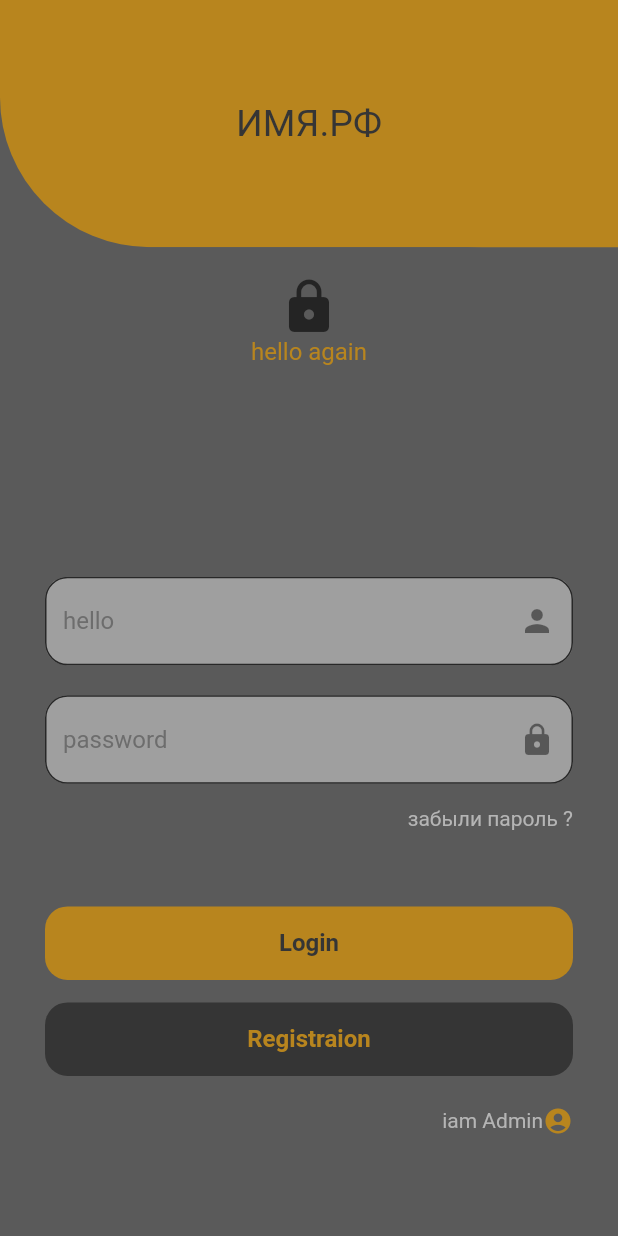
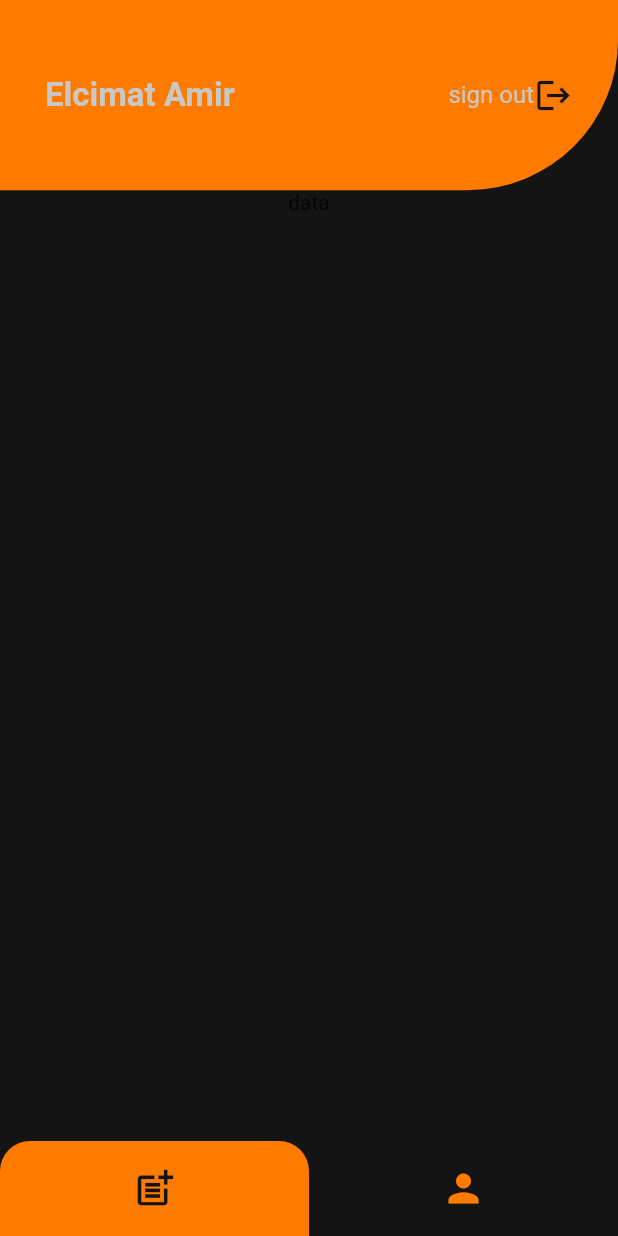
Before and after one commit to ElsimatAmir/trudyagi, a Flutter app: the screen it shows after launch, after a tap on "Login", on a phone screen of 412 x 824 dp. Run offline on Flutter 3.47's test engine with Material 2 defaults, Android fonts, the light colour scheme and no system bars; our stand-ins replace auto_route, easy_localization, get.

Commit message:
updated UI and refactoring colors by constants

```diff
--- /dev/null
+++ b/lib/constants.dart
@@ -0,0 +1,9 @@
+//a file with constants that the app is useing
+
+import 'package:flutter/material.dart';
+
+const Color mainDarkColor = Color.fromARGB(255, 20, 20, 20);
+
+const Color mainOrangeColor = Color.fromARGB(255, 255, 123, 0);
+
+const Color mainTextColor = Color.fromARGB(255, 200, 200, 200);
--- a/lib/screens/authScreens/login.dart
+++ b/lib/screens/authScreens/login.dart
@@ -1,8 +1,7 @@
 import 'package:auto_route/auto_route.dart';
 import "package:flutter/material.dart";
 import 'package:trudyagi/components/authTextField.dart';
-
-import '../userScreens/userMainScreen.dart';
+import 'package:trudyagi/constants.dart';
 
 class Login extends StatelessWidget {
   const Login({super.key});
@@ -10,7 +9,7 @@ class Login extends StatelessWidget {
   @override
   Widget build(BuildContext context) {
     return const Scaffold(
-      backgroundColor: Color.fromARGB(255, 90, 90, 90),
+      backgroundColor: mainDarkColor,
       body: _LoginHome(),
     );
   }
@@ -32,7 +31,7 @@ class _LoginHome extends StatelessWidget {
             flex: 2,
             child: Container(
               decoration: const BoxDecoration(
-                color: Color.fromARGB(255, 184, 133, 30),
+                color: mainOrangeColor,
                 borderRadius:
                     BorderRadius.only(bottomLeft: Radius.circular(100.0)),
               ),
@@ -40,7 +39,7 @@ class _LoginHome extends StatelessWidget {
               child: const Text(
                 "ИМЯ.РФ",
                 style: TextStyle(
-                  color: Color.fromARGB(255, 53, 53, 53),
+                  color: mainTextColor,
                   fontSize: 25,
                 ),
               ),
@@ -50,7 +49,7 @@ class _LoginHome extends StatelessWidget {
             flex: 8,
             child: Container(
               decoration: const BoxDecoration(
-                  color: Color.fromARGB(255, 90, 90, 90),
+                  color: mainDarkColor,
                   borderRadius:
                       BorderRadius.only(topRight: Radius.circular(100.0))),
               child: Column(
@@ -63,13 +62,11 @@ class _LoginHome extends StatelessWidget {
                     child: Column(
                       children: const [
                         Padding(
-                          padding: EdgeInsets.only(
-                            top: 20.0,
-                          ),
+                          padding: EdgeInsets.only(top: 20.0, bottom: 10.0),
                           child: Icon(
                             Icons.lock,
                             size: 40,
-                            color: Color.fromARGB(255, 36, 36, 36),
+                            color: mainTextColor,
                           ),
                         ),
                         Padding(
@@ -78,7 +75,7 @@ class _LoginHome extends StatelessWidget {
                             "hello again",
                             textAlign: TextAlign.center,
                             style: TextStyle(
-                              color: Color.fromARGB(255, 184, 133, 30),
+                              color: mainOrangeColor,
                               fontSize: 16,
                             ),
                           ),
@@ -97,8 +94,8 @@ class _LoginHome extends StatelessWidget {
                           hintTextValue: "hello",
                           obscurveText: false,
                           iconName: Icon(Icons.person),
-                          borderColor: Color.fromARGB(255, 40, 40, 40),
-                          focusBorderColor: Color.fromARGB(255, 184, 133, 30),
+                          borderColor: mainDarkColor,
+                          focusBorderColor: mainOrangeColor,
                         ),
                         const SizedBox(
                           height: 20.0,
@@ -107,8 +104,8 @@ class _LoginHome extends StatelessWidget {
                           hintTextValue: "password",
                           obscurveText: true,
                           iconName: Icon(Icons.lock),
-                          borderColor: Color.fromARGB(255, 40, 40, 40),
-                          focusBorderColor: Color.fromARGB(255, 184, 133, 30),
+                          borderColor: mainDarkColor,
+                          focusBorderColor: mainOrangeColor,
                         ),
                         Row(
                           mainAxisAlignment: MainAxisAlignment.end,
@@ -116,9 +113,9 @@ class _LoginHome extends StatelessWidget {
                             Padding(
                               padding: EdgeInsets.only(right: 30.0, top: 15.0),
                               child: Text(
-                                "забыли пароль ?",
+                                "Forget password?",
                                 style: TextStyle(
-                                  color: Color.fromARGB(255, 181, 181, 181),
+                                  color: mainTextColor,
                                   fontSize: 14,
                                 ),
                               ),
@@ -139,14 +136,14 @@ class _LoginHome extends StatelessWidget {
                             padding: const EdgeInsets.symmetric(horizontal: 30),
                             child: GestureDetector(
                               onTap: () => {
-                                context.router.pushNamed("/UserMainScreen"),
+                                context.router.pushNamed("/userMainScreen"),
                               },
                               child: Container(
                                 alignment: Alignment.center,
                                 decoration: const BoxDecoration(
                                   borderRadius:
                                       BorderRadius.all(Radius.circular(15.0)),
-                                  color: Color.fromARGB(255, 184, 133, 30),
+                                  color: mainOrangeColor,
                                 ),
                                 child: const Padding(
                                   padding: EdgeInsets.all(15.0),
@@ -155,7 +152,7 @@ class _LoginHome extends StatelessWidget {
                                     style: TextStyle(
                                       fontSize: 16,
                                       fontWeight: FontWeight.bold,
-                                      color: Color.fromARGB(255, 53, 53, 53),
+                                      color: mainDarkColor,
                                     ),
                                   ),
                                 ),
@@ -174,7 +171,7 @@ class _LoginHome extends StatelessWidget {
                                 decoration: const BoxDecoration(
                                   borderRadius:
                                       BorderRadius.all(Radius.circular(15.0)),
-                                  color: Color.fromARGB(255, 53, 53, 53),
+                                  color: mainDarkColor,
                                 ),
                                 child: const Padding(
                                   padding: EdgeInsets.all(15.0),
@@ -183,7 +180,7 @@ class _LoginHome extends StatelessWidget {
                                     style: TextStyle(
                                       fontSize: 16,
                                       fontWeight: FontWeight.bold,
-                                      color: Color.fromARGB(255, 184, 133, 30),
+                                      color: mainOrangeColor,
                                     ),
                                   ),
                                 ),
@@ -202,13 +199,12 @@ class _LoginHome extends StatelessWidget {
                                   Text("iam Admin",
                                       style: TextStyle(
                                         fontSize: 14.0,
-                                        color:
-                                            Color.fromARGB(255, 181, 181, 181),
+                                        color: mainTextColor,
                                       )),
                                   Icon(
                                     Icons.account_circle_rounded,
                                     size: 20.0,
-                                    color: Color.fromARGB(255, 184, 133, 30),
+                                    color: mainOrangeColor,
                                   ),
                                 ],
                               ),
--- a/lib/screens/authScreens/signin.dart
+++ b/lib/screens/authScreens/signin.dart
@@ -1,7 +1,8 @@
-
 import 'package:auto_route/auto_route.dart';
 import 'package:flutter/material.dart';
 import 'package:trudyagi/components/authTextField.dart';
+
+import '../../constants.dart';
 
 class Signin extends StatelessWidget {
   const Signin({super.key});
@@ -9,7 +10,7 @@ class Signin extends StatelessWidget {
   @override
   Widget build(BuildContext context) {
     return const Scaffold(
-      backgroundColor:Color.fromARGB(255, 184, 133, 30),
+      backgroundColor: mainOrangeColor,
       body: _SigninHome(),
     );
   }
@@ -30,86 +31,88 @@ class _SigninHome extends StatelessWidget {
             child: Container(
               alignment: Alignment.center,
               decoration: const BoxDecoration(
-              color: Color.fromARGB(255, 90, 90, 90),
-              borderRadius: BorderRadius.only(bottomLeft: Radius.circular(100.0),bottomRight: Radius.circular(100.0)),
+                color: mainDarkColor,
+                borderRadius: BorderRadius.only(
+                    bottomLeft: Radius.circular(100.0),
+                    bottomRight: Radius.circular(100.0)),
               ),
-            child:const Text('Registraion',
+              child: const Text(
+                'Registraion',
                 style: TextStyle(
                   fontSize: 24.0,
                   fontWeight: FontWeight.bold,
-                color: Color.fromARGB(255, 181, 181, 181),
-              ),),
-          )
+                  color: mainTextColor,
                 ),
-
+              ),
+            )),
         Expanded(
             flex: 9,
             child: Container(
               decoration: const BoxDecoration(
-              color: Color.fromARGB(255, 184, 133, 30),
-
+                color: mainOrangeColor,
               ),
               child: Column(
                 mainAxisAlignment: MainAxisAlignment.start,
                 crossAxisAlignment: CrossAxisAlignment.stretch,
                 children: [
                   Expanded(
-                  flex:2,
+                      flex: 2,
                       child: Column(
                         mainAxisAlignment: MainAxisAlignment.spaceEvenly,
-                    children:const  [
+                        children: const [
                           Icon(
                             Icons.app_registration,
                             size: 35.0,
-                        color:Color.fromARGB(255, 71, 71, 71),
+                            color: mainTextColor,
                           ),
                           Text(
                             "Fast and simple registraion",
                             style: TextStyle(
                               fontSize: 16.0,
-                          color: Color.fromARGB(255, 90, 90, 90),
+                              color: mainDarkColor,
                             ),
                           ),
-                    ],)),
+                        ],
+                      )),
 
                   //TextFields for inputs
                   Expanded(
                       flex: 4,
                       child: Column(
                         mainAxisAlignment: MainAxisAlignment.spaceEvenly,
-                    children: const  [
+                        children: const [
                           AuthTextField(
                             hintTextValue: 'Name',
                             iconName: Icon(Icons.person),
                             obscurveText: false,
-                        borderColor:Color.fromARGB(255, 161, 107, 0),
-                        focusBorderColor: Color.fromARGB(255, 40, 40, 40),
+                            borderColor: mainOrangeColor,
+                            focusBorderColor: mainDarkColor,
                           ),
                           AuthTextField(
                             hintTextValue: 'Gmail',
                             iconName: Icon(Icons.email),
                             obscurveText: false,
-                        borderColor:Color.fromARGB(255, 161, 107, 0),
-                        focusBorderColor: Color.fromARGB(255, 40, 40, 40),
+                            borderColor: mainOrangeColor,
+                            focusBorderColor: mainDarkColor,
                           ),
                           AuthTextField(
                             hintTextValue: 'PhoneNumber',
                             iconName: Icon(Icons.phone),
                             obscurveText: false,
-                        borderColor:Color.fromARGB(255, 161, 107, 0),
-                        focusBorderColor: Color.fromARGB(255, 40, 40, 40),
+                            borderColor: mainOrangeColor,
+                            focusBorderColor: mainDarkColor,
                           ),
                           AuthTextField(
                             hintTextValue: 'Password',
                             iconName: Icon(Icons.lock),
                             obscurveText: true,
-                        borderColor:Color.fromARGB(255, 161, 107, 0),
-                        focusBorderColor: Color.fromARGB(255, 40, 40, 40),
+                            borderColor: mainOrangeColor,
+                            focusBorderColor: mainDarkColor,
                           ),
                         ],
                       )),
                   Expanded(
-                    flex:1,
+                    flex: 1,
                     child: Padding(
                       padding: const EdgeInsets.symmetric(horizontal: 30),
                       child: Padding(
@@ -117,42 +120,47 @@ class _SigninHome extends StatelessWidget {
                         child: Container(
                           alignment: Alignment.center,
                           decoration: const BoxDecoration(
-                                    borderRadius: BorderRadius.all(Radius.circular(15.0)),
-                                    color:Color.fromARGB(255, 90, 90, 90),
+                            borderRadius:
+                                BorderRadius.all(Radius.circular(15.0)),
+                            color: mainDarkColor,
                           ),
                           child: const Padding(
                             padding: EdgeInsets.all(15.0),
-                                    child: Text("Signin",
+                            child: Text(
+                              "Signin",
                               style: TextStyle(
                                 fontSize: 16.0,
                                 fontWeight: FontWeight.bold,
-                                        color:Color.fromARGB(255, 184, 133, 30),
-                                     ),),
+                                color: mainOrangeColor,
                               ),
                             ),
                           ),
-                    ),),
+                        ),
+                      ),
+                    ),
+                  ),
                   Expanded(
                       flex: 1,
                       child: Padding(
                         padding: const EdgeInsets.symmetric(horizontal: 30),
                         child: GestureDetector(
-                          onTap: ()=>{
+                          onTap: () => {
                             context.router.navigateBack(),
                           },
                           child: Row(
                             mainAxisAlignment: MainAxisAlignment.end,
                             children: const [
-                              Text("All ready have Account",
+                              Text(
+                                "All ready have Account",
                                 style: TextStyle(
                                   fontSize: 14.0,
-                                  color: Color.fromARGB(255, 202, 202, 202),
+                                  color: mainDarkColor,
                                 ),
                               ),
                               Icon(
                                 Icons.login,
-                                size: 20,
-                                color: Color.fromARGB(255, 90, 90, 90),
+                                size: 25,
+                                color: mainTextColor,
                               )
                             ],
                           ),
@@ -163,10 +171,9 @@ class _SigninHome extends StatelessWidget {
                     height: 40.0,
                   )
                 ],
-            ),)
               ),
+            )),
       ],
-
-      ) );
+    ));
   }
 }
--- a/lib/screens/userScreens/userMainScreen.dart
+++ b/lib/screens/userScreens/userMainScreen.dart
@@ -1,18 +1,139 @@
+import 'package:auto_route/auto_route.dart';
 import 'package:flutter/material.dart';
+import '../../constants.dart';
 
 class UserMainScreen extends StatelessWidget {
   const UserMainScreen({super.key});
 
   @override
   Widget build(BuildContext context) {
-    return Scaffold(
-      body: Container(
-        alignment: Alignment.center,
-        child: const Text(
-          "main User",
-          style: TextStyle(fontSize: 30.0),
-        ),
+    return const Scaffold(
+      backgroundColor: mainDarkColor,
+      body: SafeArea(
+        child: _UserMainBody(),
       ),
     );
   }
 }
+
+class _UserMainBody extends StatelessWidget {
+  const _UserMainBody({super.key});
+
+  @override
+  Widget build(BuildContext context) {
+    return Column(
+      mainAxisAlignment: MainAxisAlignment.center,
+      crossAxisAlignment: CrossAxisAlignment.stretch,
+      children: [
+        //appur part of the screen
+        Expanded(
+          flex: 2,
+          child: Container(
+            decoration: const BoxDecoration(
+                color: mainOrangeColor,
+                borderRadius: BorderRadius.only(
+                  bottomRight: Radius.circular(100.0),
+                )),
+            child: Padding(
+              padding: const EdgeInsets.symmetric(horizontal: 30.0),
+              child: Row(
+                mainAxisAlignment: MainAxisAlignment.spaceBetween,
+                children: [
+                  const Text(
+                    "Elcimat Amir",
+                    style: TextStyle(
+                      color: mainTextColor,
+                      fontSize: 22.0,
+                      fontWeight: FontWeight.bold,
+                    ),
+                  ),
+                  GestureDetector(
+                    onTap: () => {
+                      context.router.pushNamed("/"),
+                    },
+                    child: Row(
+                      children: const [
+                        Text(
+                          "sign out",
+                          style: TextStyle(
+                            fontSize: 16.0,
+                            color: mainTextColor,
+                          ),
+                        ),
+                        Icon(
+                          Icons.logout,
+                          size: 26,
+                          color: mainDarkColor,
+                        ),
+                      ],
+                    ),
+                  )
+                ],
+              ),
+            ),
+          ),
+        ),
+
+        // body of the body
+        Expanded(
+            flex: 10,
+            child: Column(
+              children: const [Text("data")],
+            )),
+
+        //lower part as a navigationBar
+        Expanded(
+          flex: 1,
+          child: Container(
+            decoration: const BoxDecoration(
+              color: mainDarkColor,
+            ),
+            child: Row(
+              crossAxisAlignment: CrossAxisAlignment.stretch,
+              children: [
+                Expanded(
+                  flex: 1,
+                  child: Container(
+                    decoration: const BoxDecoration(
+                      color: mainOrangeColor,
+                      borderRadius: BorderRadius.only(
+                          topLeft: Radius.circular(20.0),
+                          topRight: Radius.circular(20.0)),
+                    ),
+                    child: GestureDetector(
+                      onTap: () => {},
+                      child: const Icon(
+                        Icons.post_add,
+                        size: 30.0,
+                        color: mainDarkColor,
+                      ),
+                    ),
+                  ),
+                ),
+                Expanded(
+                  flex: 1,
+                  child: Container(
+                    decoration: const BoxDecoration(
+                      color: mainDarkColor,
+                      borderRadius: BorderRadius.only(
+                          topLeft: Radius.circular(20.0),
+                          topRight: Radius.circular(20.0)),
+                    ),
+                    child: GestureDetector(
+                      onTap: () => {},
+                      child: const Icon(
+                        Icons.person,
+                        size: 30.0,
+                        color: mainOrangeColor,
+                      ),
+                    ),
+                  ),
+                ),
+              ],
+            ),
+          ),
+        ),
+      ],
+    );
+  }
+}
--- a/pubspec.yaml
+++ b/pubspec.yaml
@@ -37,9 +37,8 @@ dependencies:
   cloud_firestore: ^4.3.1
   firebase_core: ^2.4.1
   get: ^4.6.5
-  curved_navigation_bar: ^1.0.3
+  salomon_bottom_bar: ^3.3.1
   lottie: ^2.2.0
-
   auto_route: ^5.0.4
 
   # The following adds the Cupertino Icons font to your application.
```
Also changed, not shown: lib/routes/router.gr.dart, pubspec.lock, 1 other file. Lines whose indentation alone changed are shown as unchanged.
